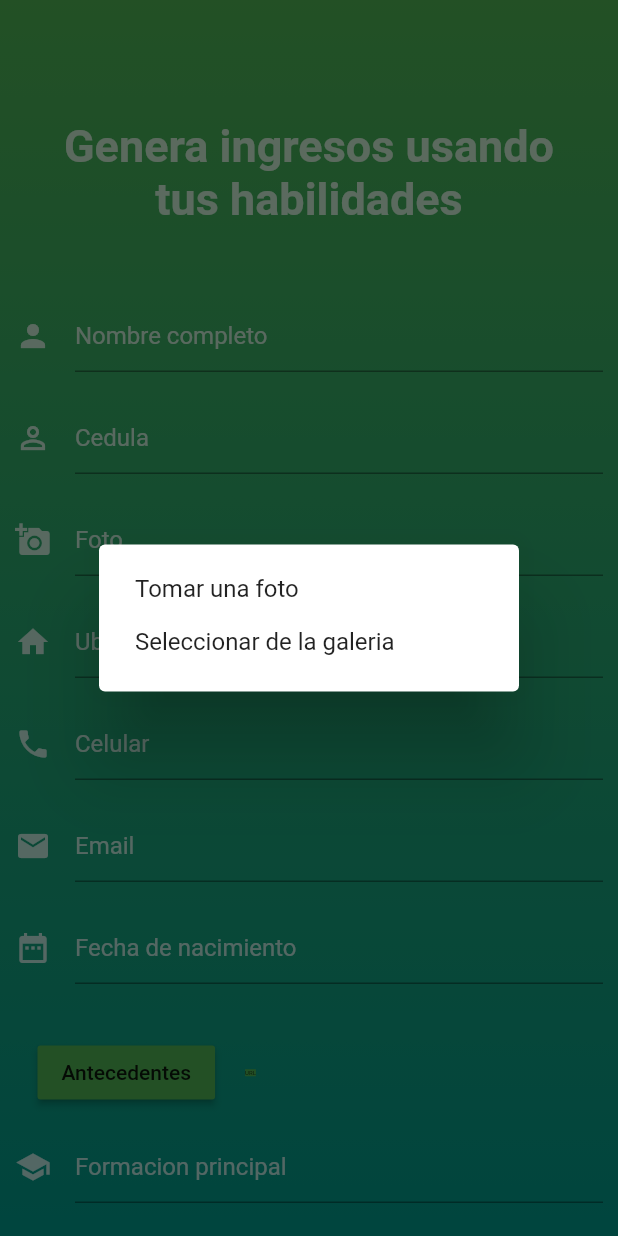
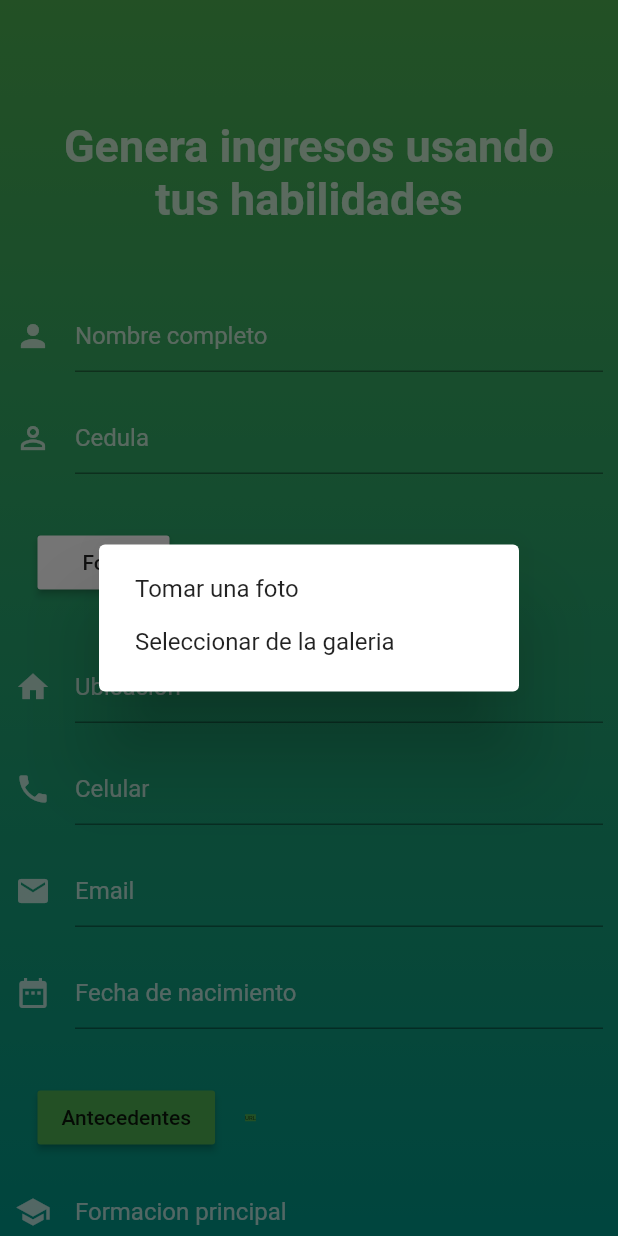
Before and after one commit to JoanRiveros96/YourWork, a Flutter app: the RegistroPage screen opened directly, after a tap on "Antecedentes", on a phone screen of 412 x 824 dp. Run offline on Flutter 3.47's test engine with Material 2 defaults, Android fonts, the phone set to English and light mode, and no system bars; our stand-ins replace image_picker, shared_preferences; accounts and stored records are empty; network calls fail.

```diff
--- a/lib/view/registroWorker.dart
+++ b/lib/view/registroWorker.dart
@@ -3,7 +3,7 @@ import 'dart:io';
 import 'package:flutter/material.dart';
 import 'package:flutter/services.dart';
 import 'package:shared_preferences/shared_preferences.dart';
-import 'package:http/http.dart'as http;
+import 'package:http/http.dart' as http;
 import 'package:image_picker/image_picker.dart';
 import 'package:work/main.dart';
 import 'package:uuid/uuid.dart';
@@ -11,56 +11,55 @@ import 'package:path/path.dart' as path;
 
 enum PhotoSource { FILE, NETWORK }
 
-class RegistroPage extends StatefulWidget{
+class RegistroPage extends StatefulWidget {
   @override
   _RegistroPageState createState() => _RegistroPageState();
-
 }
 
 class _RegistroPageState extends State<RegistroPage> {
   List<File> _photos = List<File>();
 
-  //File fotPhoto ;
+  File fotPhoto;
+
   File antPhoto;
 
   List<String> _photosUrls = List<String>();
-  //String fotPhotoUrl;
-  String antPhotoUrl = " ";
 
   List<PhotoSource> _photosSources = List<PhotoSource>();
   List<GalleryItem> _galleryItems = List<GalleryItem>();
 
-
   bool _isLoading = false;
   bool _antFoto = false;
-  //bool _fotFoto = false;
+  bool _fotFoto = false;
   final TextEditingController nombreController = new TextEditingController();
   final TextEditingController cedulaController = new TextEditingController();
-  final TextEditingController fotoController = new TextEditingController();
+  String fotPhotoUrl = " ";
   final TextEditingController ubicacionController = new TextEditingController();
+
   final TextEditingController celularController = new TextEditingController();
   final TextEditingController emailController = new TextEditingController();
-  final TextEditingController nacimientoController = new TextEditingController();
-  final TextEditingController antecedentesController = new TextEditingController();
+  final TextEditingController nacimientoController =
+      new TextEditingController();
+  String antPhotoUrl = " ";
   final TextEditingController formPrinController = new TextEditingController();
   final TextEditingController formSecController = new TextEditingController();
   final TextEditingController categoriaController = new TextEditingController();
 
-
   @override
   Widget build(BuildContext context) {
-    SystemChrome.setSystemUIOverlayStyle(SystemUiOverlayStyle.light.copyWith(statusBarColor:Colors.transparent));
+    SystemChrome.setSystemUIOverlayStyle(SystemUiOverlayStyle.light
+        .copyWith(statusBarColor: Colors.transparent));
     return Scaffold(
       body: Container(
-        decoration:BoxDecoration(
+        decoration: BoxDecoration(
           gradient: LinearGradient(
               colors: [Colors.green, Colors.teal],
               begin: Alignment.topCenter,
-              end: Alignment.bottomCenter
+              end: Alignment.bottomCenter),
         ),
-        ),
-
-        child: _isLoading ? Center(child: CircularProgressIndicator()):ListView(
+        child: _isLoading
+            ? Center(child: CircularProgressIndicator())
+            : ListView(
                 children: <Widget>[
                   heardSection(),
                   textSection(),
@@ -68,29 +67,47 @@ class _RegistroPageState extends State<RegistroPage> {
                 ],
               ),
       ),
-
     );
   }
-   void _Camara() async{
+
+  void _CamaraFot() async {
     File imagen = await ImagePicker.pickImage(
       source: ImageSource.camera,
     );
-    if(imagen!=null){
-      _addPhoto(imagen);
+    if (imagen != null) {
+      _addPhotoFot(imagen);
     }
   }
 
-   void _Galeria() async{
+  void _GaleriaFot() async {
     File imagen = await ImagePicker.pickImage(
       source: ImageSource.gallery,
     );
-    if(imagen!=null){
-      _addPhoto(imagen);
+    if (imagen != null) {
+      _addPhotoFot(imagen);
     }
   }
-_addPhoto(File imagen)async{
 
-  String fileExtension =  path.extension(imagen.path);
+  void _CamaraAnt() async {
+    File imagen = await ImagePicker.pickImage(
+      source: ImageSource.camera,
+    );
+    if (imagen != null) {
+      _addPhotoAnt(imagen);
+    }
+  }
+
+  void _GaleriaAnt() async {
+    File imagen = await ImagePicker.pickImage(
+      source: ImageSource.gallery,
+    );
+    if (imagen != null) {
+      _addPhotoAnt(imagen);
+    }
+  }
+
+  _addPhotoFot(File imagen) async {
+    String fileExtension = path.extension(imagen.path);
 
     _galleryItems.add(
       GalleryItem(
@@ -108,8 +125,41 @@ _addPhoto(File imagen)async{
     await generateImageUrl.call(fileExtension);
 
     String uploadUrl;
-  if (generateImageUrl.isGenerated != null &&
-      generateImageUrl.isGenerated) {
+    if (generateImageUrl.isGenerated != null && generateImageUrl.isGenerated) {
+      uploadUrl = generateImageUrl.uploadUrl;
+    } else {
+      throw generateImageUrl.message;
+    }
+
+    bool isUploaded = await uploadFile(context, uploadUrl, imagen);
+    if (isUploaded) {
+      setState(() {
+        _photosUrls.add(generateImageUrl.downloadUrl);
+        fotPhotoUrl = generateImageUrl.downloadUrl;
+      });
+    }
+  }
+
+  _addPhotoAnt(File imagen) async {
+    String fileExtension = path.extension(imagen.path);
+
+    _galleryItems.add(
+      GalleryItem(
+        id: Uuid().v1(),
+        resource: imagen.path,
+        isSvg: fileExtension.toLowerCase() == ".svg",
+      ),
+    );
+    setState(() {
+      _photos.add(imagen);
+      antPhoto = imagen;
+      _photosSources.add(PhotoSource.FILE);
+    });
+    GenerateImageUrl generateImageUrl = GenerateImageUrl();
+    await generateImageUrl.call(fileExtension);
+
+    String uploadUrl;
+    if (generateImageUrl.isGenerated != null && generateImageUrl.isGenerated) {
       uploadUrl = generateImageUrl.uploadUrl;
     } else {
       throw generateImageUrl.message;
@@ -122,8 +172,6 @@ _addPhoto(File imagen)async{
         antPhotoUrl = generateImageUrl.downloadUrl;
       });
     }
-
-
   }
 
   Future<bool> uploadFile(context, String url, File image) async {
@@ -141,10 +189,9 @@ _addPhoto(File imagen)async{
     }
   }
 
-
-
-  Future<void> _optionsDialogBox() {
-    return showDialog(context: context,
+  Future<void> _optionsDialogBoxAnt() {
+    return showDialog(
+        context: context,
         builder: (BuildContext context) {
           return AlertDialog(
             content: new SingleChildScrollView(
@@ -152,14 +199,14 @@ _addPhoto(File imagen)async{
                 children: <Widget>[
                   GestureDetector(
                     child: new Text('Tomar una foto'),
-                    onTap: _Camara,
+                    onTap: _CamaraAnt,
                   ),
                   Padding(
                     padding: EdgeInsets.all(8.0),
                   ),
                   GestureDetector(
                     child: new Text('Seleccionar de la galeria'),
-                    onTap: _Galeria,
+                    onTap: _GaleriaAnt,
                   ),
                 ],
               ),
@@ -167,9 +214,37 @@ _addPhoto(File imagen)async{
           );
         });
   }
-  signup( nombre,cc,avatar,ubicacion,celular, email,nacimiento,antecedentes,categoria,formPrin, formSec) async{
+
+  Future<void> _optionsDialogBoxFot() {
+    return showDialog(
+        context: context,
+        builder: (BuildContext context) {
+          return AlertDialog(
+            content: new SingleChildScrollView(
+              child: new ListBody(
+                children: <Widget>[
+                  GestureDetector(
+                    child: new Text('Tomar una foto'),
+                    onTap: _CamaraFot,
+                  ),
+                  Padding(
+                    padding: EdgeInsets.all(8.0),
+                  ),
+                  GestureDetector(
+                    child: new Text('Seleccionar de la galeria'),
+                    onTap: _GaleriaFot,
+                  ),
+                ],
+              ),
+            ),
+          );
+        });
+  }
+
+  signup(String nombre, cc, avatar, ubicacion, celular, email, nacimiento,
+      antecedentes, categoria, formPrin, formSec) async {
     SharedPreferences sharedPreferences = await SharedPreferences.getInstance();
-    Map data={
+    Map data = {
       'nombre': nombre,
       'cc': cc,
       'Avatar': avatar,
@@ -181,31 +256,33 @@ _addPhoto(File imagen)async{
       'categoria': categoria,
       'formacionPrincipal': formPrin,
       'formacionSecundaria': formSec,
-      'calificacion': 3,
-      'status': "false"
+      'calificacion': '3',
+      'status': 'false'
     };
     var jsonResponse;
-    var response = await http.post("http://192.168.1.6:3000/workers", body: data );
-    if(response.statusCode==200){
+    var response =
+        await http.post("http://192.168.1.6:3000/workers", body: data);
+    if (response.statusCode == 200) {
       jsonResponse = json.decode(response.body);
 
-      if(jsonResponse != null){
+      if (jsonResponse != null) {
         setState(() {
-          _isLoading =false;
+          _isLoading = false;
         });
         sharedPreferences.setString("token", jsonResponse['token']);
-        Navigator.of(context).pushAndRemoveUntil(MaterialPageRoute(builder: (BuildContext context)=>MainPage()), (Route<dynamic> route )=> false);
+        Navigator.of(context).pushAndRemoveUntil(
+            MaterialPageRoute(builder: (BuildContext context) => MainPage()),
+            (Route<dynamic> route) => false);
       }
-    }
-    else{
+    } else {
       setState(() {
-        _isLoading=false;
+        _isLoading = false;
       });
       print(response.body);
     }
   }
 
-  Container heardSection(){
+  Container heardSection() {
     return Container(
       margin: EdgeInsets.only(top: 50.0),
       padding: EdgeInsets.symmetric(horizontal: 20.0, vertical: 30.0),
@@ -213,185 +290,234 @@ _addPhoto(File imagen)async{
           textAlign: TextAlign.center,
           style: TextStyle(
               color: Colors.white70,
-
               fontSize: 30.0,
-              fontWeight: FontWeight.bold
-          )),
+              fontWeight: FontWeight.bold)),
     );
   }
 
-  Container textSection(){
+  Container textSection() {
     return Container(
-      padding: EdgeInsets.symmetric(horizontal: 10.0, vertical:20.0),
-      child: Column(children: <Widget>[
+      padding: EdgeInsets.symmetric(horizontal: 10.0, vertical: 20.0),
+      child: Column(
+        children: <Widget>[
           TextField(
             controller: nombreController,
             cursorColor: Colors.white,
-          style: TextStyle (color: Colors.white70),
+            style: TextStyle(color: Colors.white70),
             decoration: InputDecoration(
                 icon: Icon(Icons.person, color: Colors.white70),
                 hintText: "Nombre completo",
-              border: UnderlineInputBorder(borderSide: BorderSide(color: Colors.white70)),
-              hintStyle: TextStyle(color:Colors.white70)
+                border: UnderlineInputBorder(
+                    borderSide: BorderSide(color: Colors.white70)),
+                hintStyle: TextStyle(color: Colors.white70)),
           ),
+          SizedBox(
+            height: 20.0,
           ),
-        SizedBox(height: 20.0,),
           TextField(
             controller: cedulaController,
             cursorColor: Colors.white,
-          style: TextStyle (color: Colors.white70),
+            style: TextStyle(color: Colors.white70),
             decoration: InputDecoration(
                 icon: Icon(Icons.perm_identity, color: Colors.white70),
                 hintText: "Cedula",
-              border: UnderlineInputBorder(borderSide: BorderSide(color: Colors.white70)),
-              hintStyle: TextStyle(color:Colors.white70)
+                border: UnderlineInputBorder(
+                    borderSide: BorderSide(color: Colors.white70)),
+                hintStyle: TextStyle(color: Colors.white70)),
+          ),
+          SizedBox(
+            height: 20.0,
+          ),
+          Row(
+            children: <Widget>[
+              Padding(
+                padding: EdgeInsets.all(15.0),
+                child: RaisedButton(
+                  color: _fotFoto ? Colors.green : Colors.white,
+                  onPressed: () => [
+                    setState(() => _fotFoto = !_fotFoto),
+                    _optionsDialogBoxFot()
+                  ],
+                  child: Text("Foto"),
                 ),
               ),
-        SizedBox(height: 20.0,),
-        TextField(
-          controller: fotoController,
-          cursorColor: Colors.white,
-          style: TextStyle (color: Colors.white70),
-          decoration: InputDecoration(
-              icon: Icon(Icons.add_a_photo, color: Colors.white70),
-              hintText: "Foto",
-              border: UnderlineInputBorder(borderSide: BorderSide(color: Colors.white70)),
-              hintStyle: TextStyle(color:Colors.white70)
+              Padding(
+                padding: EdgeInsets.all(5.0),
+                child: Text(
+                  "URL" + fotPhotoUrl,
+                  maxLines: 3,
+                  softWrap: true,
+                  style:
+                      TextStyle(fontSize: 4.0, backgroundColor: Colors.green),
                 ),
+              )
+            ],
           ),
-        SizedBox(height: 20.0,),
+          SizedBox(
+            height: 20.0,
+          ),
           TextField(
             controller: ubicacionController,
             cursorColor: Colors.white,
-          style: TextStyle (color: Colors.white70),
+            style: TextStyle(color: Colors.white70),
             decoration: InputDecoration(
                 icon: Icon(Icons.home, color: Colors.white70),
                 hintText: "Ubicacion",
-              border: UnderlineInputBorder(borderSide: BorderSide(color: Colors.white70)),
-              hintStyle: TextStyle(color:Colors.white70)
+                border: UnderlineInputBorder(
+                    borderSide: BorderSide(color: Colors.white70)),
+                hintStyle: TextStyle(color: Colors.white70)),
           ),
+          SizedBox(
+            height: 20.0,
           ),
-        SizedBox(height: 20.0,),
           TextField(
             controller: celularController,
             cursorColor: Colors.white,
-          style: TextStyle (color: Colors.white70),
+            style: TextStyle(color: Colors.white70),
             decoration: InputDecoration(
                 icon: Icon(Icons.phone, color: Colors.white70),
                 hintText: "Celular",
-              border: UnderlineInputBorder(borderSide: BorderSide(color: Colors.white70)),
-              hintStyle: TextStyle(color:Colors.white70)
+                border: UnderlineInputBorder(
+                    borderSide: BorderSide(color: Colors.white70)),
+                hintStyle: TextStyle(color: Colors.white70)),
           ),
+          SizedBox(
+            height: 20.0,
           ),
-        SizedBox(height: 20.0,),
           TextField(
             controller: emailController,
             cursorColor: Colors.white,
-          style: TextStyle (color: Colors.white70),
+            style: TextStyle(color: Colors.white70),
             decoration: InputDecoration(
                 icon: Icon(Icons.email, color: Colors.white70),
                 hintText: "Email",
-              border: UnderlineInputBorder(borderSide: BorderSide(color: Colors.white70)),
-              hintStyle: TextStyle(color:Colors.white70)
+                border: UnderlineInputBorder(
+                    borderSide: BorderSide(color: Colors.white70)),
+                hintStyle: TextStyle(color: Colors.white70)),
           ),
+          SizedBox(
+            height: 20.0,
           ),
-        SizedBox(height: 20.0,),
           TextField(
             controller: nacimientoController,
             cursorColor: Colors.white,
-          style: TextStyle (color: Colors.white70),
+            style: TextStyle(color: Colors.white70),
             decoration: InputDecoration(
                 icon: Icon(Icons.date_range, color: Colors.white70),
                 hintText: "Fecha de nacimiento",
-              border: UnderlineInputBorder(borderSide: BorderSide(color: Colors.white70)),
-              hintStyle: TextStyle(color:Colors.white70)
+                border: UnderlineInputBorder(
+                    borderSide: BorderSide(color: Colors.white70)),
+                hintStyle: TextStyle(color: Colors.white70)),
+          ),
+          SizedBox(
+            height: 20.0,
+          ),
+          Row(
+            children: <Widget>[
+              Padding(
+                padding: EdgeInsets.all(15.0),
+                child: RaisedButton(
+                  color: _antFoto ? Colors.green : Colors.white,
+                  onPressed: () => [
+                    setState(() => _antFoto = !_antFoto),
+                    _optionsDialogBoxAnt()
+                  ],
+                  child: Text("Antecedentes"),
                 ),
               ),
-        SizedBox(height: 20.0,),
-        Row(
-          children: <Widget>[
-            Padding(padding: EdgeInsets.all(15.0),
-              child: RaisedButton(
-                color: _antFoto ? Colors.green :Colors.white,
-                onPressed: () =>[setState(() => _antFoto = !_antFoto), _optionsDialogBox()],
-                child: Text("Antecedentes"),
-              ),
-
-            ),Padding(padding: EdgeInsets.all(5.0),
-              child: Text("URL"+antPhotoUrl,
+              Padding(
+                padding: EdgeInsets.all(5.0),
+                child: Text(
+                  "URL" + antPhotoUrl,
                   maxLines: 3,
-                style: TextStyle(
-                  fontSize: 4.0,
-                  backgroundColor: Colors.green
-                ),
-
+                  softWrap: true,
+                  style:
+                      TextStyle(fontSize: 4.0, backgroundColor: Colors.green),
                 ),
               )
-
             ],
           ),
           TextField(
             controller: formPrinController,
             cursorColor: Colors.white,
-          style: TextStyle (color: Colors.white70),
+            style: TextStyle(color: Colors.white70),
             decoration: InputDecoration(
                 icon: Icon(Icons.school, color: Colors.white70),
                 hintText: "Formacion principal",
-              border: UnderlineInputBorder(borderSide: BorderSide(color: Colors.white70)),
-              hintStyle: TextStyle(color:Colors.white70)
+                border: UnderlineInputBorder(
+                    borderSide: BorderSide(color: Colors.white70)),
+                hintStyle: TextStyle(color: Colors.white70)),
           ),
+          SizedBox(
+            height: 20.0,
           ),
-        SizedBox(height: 20.0,),
           TextField(
             controller: formSecController,
             cursorColor: Colors.white,
-          style: TextStyle (color: Colors.white70),
+            style: TextStyle(color: Colors.white70),
             decoration: InputDecoration(
                 icon: Icon(Icons.school, color: Colors.white70),
                 hintText: "Formacion secundaria",
-              border: UnderlineInputBorder(borderSide: BorderSide(color: Colors.white70)),
-              hintStyle: TextStyle(color:Colors.white70)
+                border: UnderlineInputBorder(
+                    borderSide: BorderSide(color: Colors.white70)),
+                hintStyle: TextStyle(color: Colors.white70)),
           ),
+          SizedBox(
+            height: 20.0,
           ),
-        SizedBox(height: 20.0,),
           TextField(
             controller: categoriaController,
             cursorColor: Colors.white,
-          style: TextStyle (color: Colors.white70),
+            style: TextStyle(color: Colors.white70),
             decoration: InputDecoration(
                 icon: Icon(Icons.category, color: Colors.white70),
                 hintText: "Categoria",
-              border: UnderlineInputBorder(borderSide: BorderSide(color: Colors.white70)),
-              hintStyle: TextStyle(color:Colors.white70)
-          ),
+                border: UnderlineInputBorder(
+                    borderSide: BorderSide(color: Colors.white70)),
+                hintStyle: TextStyle(color: Colors.white70)),
           ),
         ],
       ),
     );
   }
-  Container signupSection(){
+
+  Container signupSection() {
     var signupButton = RaisedButton(
-      onPressed: nombreController.text =="" || cedulaController.text == ""|| fotoController.text == "" || ubicacionController.text ==""
-          || celularController.text ==""|| emailController.text ==""|| nacimientoController.text == "" /*|| antecedentesController.text ==""*/
-          || formPrinController.text ==""|| categoriaController.text ==""? null:() {
-
+      onPressed: nombreController.text == "" ||
+              cedulaController.text == "" ||
+              fotPhotoUrl == "" ||
+              ubicacionController.text == "" ||
+              celularController.text == "" ||
+              emailController.text == "" ||
+              nacimientoController.text == "" ||
+              antPhotoUrl == "" ||
+              formPrinController.text == "" ||
+              categoriaController.text == ""
+          ? null
+          : () {
               setState(() {
                 _isLoading = true;
               });
 
-          signup(nombreController.text, cedulaController.text, fotoController.text,
-              ubicacionController.text, celularController.text,  emailController.text, nacimientoController.text,
-              antecedentesController.text, formPrinController.text, formSecController.text,categoriaController.text);
-
+              signup(
+                  nombreController.text,
+                  cedulaController.text,
+                  fotPhotoUrl,
+                  ubicacionController.text,
+                  celularController.text,
+                  emailController.text,
+                  nacimientoController.text,
+                  antPhotoUrl,
+                  categoriaController.text,
+                  formPrinController.text,
+                  formSecController.text);
             },
       elevation: 0.0,
       color: Colors.green,
-      child: Text("Registrate",style: TextStyle(color:  Colors.white70,
-        fontSize: 25
-
+      child: Text(
+        "Registrate",
+        style: TextStyle(color: Colors.white70, fontSize: 25),
       ),
-      ),
-
       shape: RoundedRectangleBorder(borderRadius: BorderRadius.circular(5.0)),
     );
 
@@ -401,13 +527,8 @@ _addPhoto(File imagen)async{
       padding: EdgeInsets.all(10),
       margin: EdgeInsets.all(15),
       child: signupButton,
-
-
-
     );
-
   }
-
 }
 
 class GenerateImageUrl {
@@ -449,6 +570,7 @@ class GenerateImageUrl {
     }
   }
 }
+
 class GalleryItem {
   GalleryItem({this.id, this.resource, this.isSvg = false});
 
```
Also changed, not shown: lib/main.dart (+14 -4 lines), lib/view/listWorkerCat.dart (added, +88 -0 lines). Lines whose indentation alone changed are shown as unchanged.
